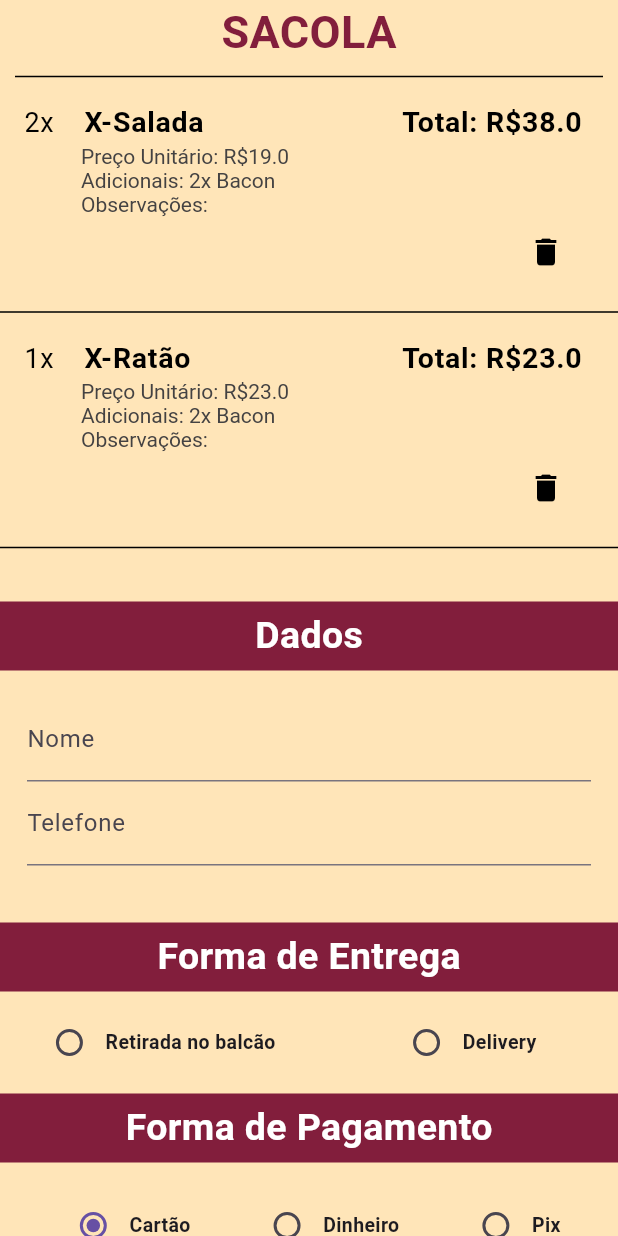
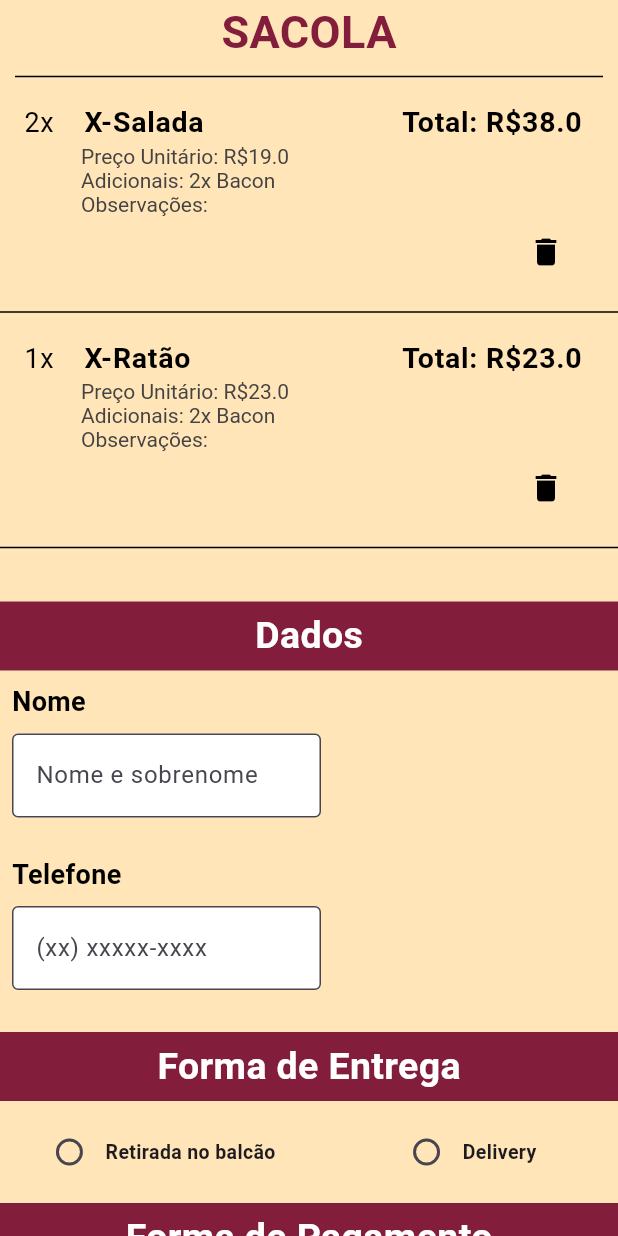
Before and after one commit to Gabriel-Victor03/appdelivery, a Flutter app: the CartPage screen opened by its route, on a phone screen of 412 x 824 dp. Run offline on Flutter 3.47's test engine with Material 3 defaults, Android fonts, the phone set to English and light mode, and no system bars; our stand-ins replace carousel_slider, parse_server_sdk_flutter; network calls fail; Roboto replaces fonts that are missing (Arial, arial).

Commit message:
estilizando sacola

```diff
--- a/lib/view/pages/cart_page.dart
+++ b/lib/view/pages/cart_page.dart
@@ -160,21 +160,73 @@ class _CartPageState extends State<CartPage> {
 
               // ,
 
-              Padding(
-                padding: const EdgeInsets.all(18.0),
+              Container(
+                child: Padding(
+                  padding: EdgeInsets.all(8.0),
                   child: Column(
+                    crossAxisAlignment:
+                        CrossAxisAlignment.start, // Alinha os textos à esquerda
                     children: [
-                    TextField(
+                      Text(
+                        'Nome',
+                        style: TextStyle(
+                          fontFamily: 'arial',
+                          fontWeight: FontWeight.bold,
+                          color: Colors.black,
+                          fontSize: 18,
+                        ),
+                      ),
+                      SizedBox(height: 8),
+                      // Ajuste de tamanho para o TextField (largura e altura)
+                      Container(
+                        width: MediaQuery.of(context).size.width /
+                            2, // Ajusta a largura do TextField para ocupar toda a largura disponível
+                        child: TextField(
                           controller: nameController,
-                      decoration: const InputDecoration(labelText: 'Nome'),
+                          decoration: InputDecoration(
+                            border: OutlineInputBorder(),
+                            hintText: "Nome e sobrenome",
+                            filled: true,
+                            fillColor: Colors.white,
                           ),
-                    TextField(
+                          style: TextStyle(
+                              fontSize:
+                                  16), // Ajusta o tamanho do texto dentro do campo
+                        ),
+                      ),
+                      SizedBox(height: 25),
+                      Text(
+                        'Telefone',
+                        style: TextStyle(
+                          fontFamily: 'arial',
+                          fontWeight: FontWeight.bold,
+                          color: Colors.black,
+                          fontSize: 18,
+                        ),
+                      ),
+                      SizedBox(height: 8),
+                      // Ajuste de tamanho para o TextField (largura e altura)
+                      Container(
+                        width: MediaQuery.of(context).size.width /
+                            2, // Ajusta a largura do TextField para ocupar toda a largura disponível
+                        child: TextField(
                           controller: phoneController,
-                      decoration: const InputDecoration(labelText: 'Telefone'),
+                          decoration: InputDecoration(
+                            border: OutlineInputBorder(),
+                            hintText: "(xx) xxxxx-xxxx",
+                            filled: true,
+                            fillColor: Colors.white,
+                          ),
+                          style: TextStyle(
+                              fontSize:
+                                  16), // Ajusta o tamanho do texto dentro do campo
+                        ),
                       ),
                     ],
                   ),
                 ),
+              ),
+
               const SizedBox(height: 20),
 
               Row(
```
Lines whose indentation alone changed are shown as unchanged.
